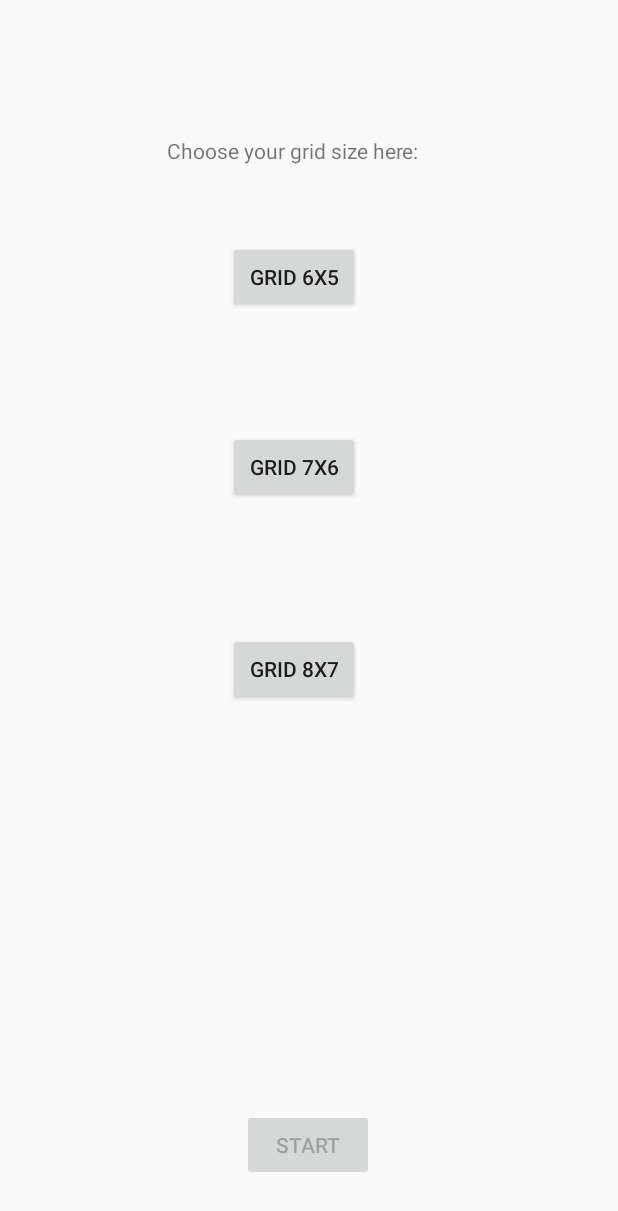
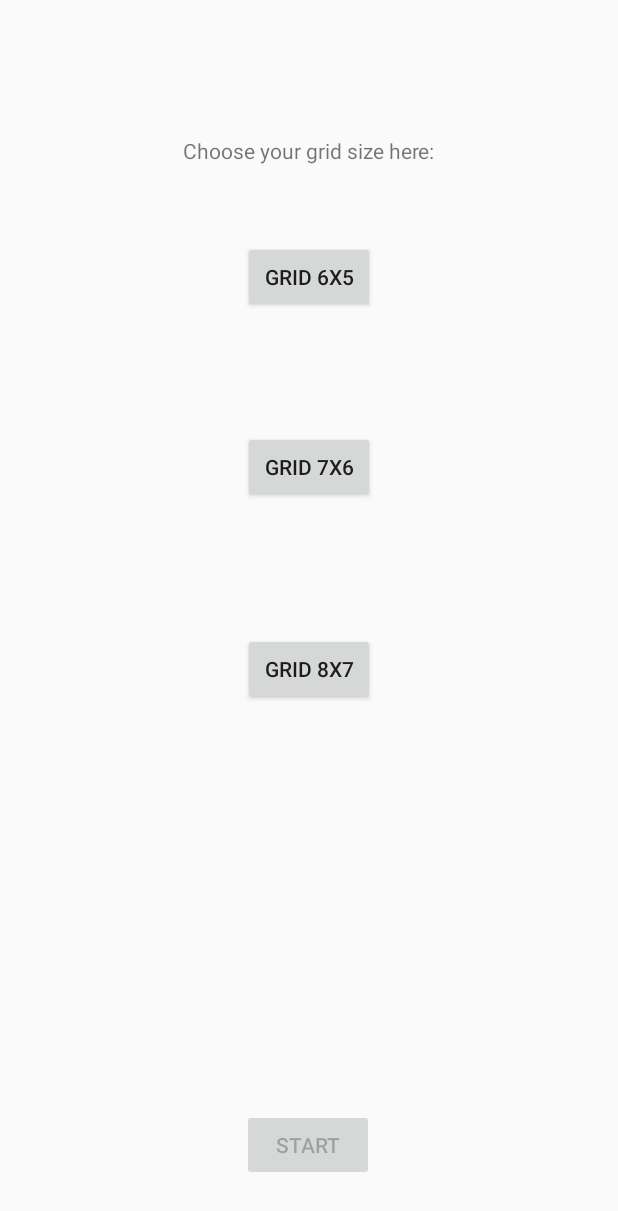
Before and after one commit to darren2581/Mad_Assignment_1, an Android app: the GridSize screen opened directly, with no data from a screen before it, on a phone screen of 412 x 824 dp. Shown: the top 1211 px of the screen. Run offline under Robolectric (Android 15) with nearby library versions, the phone set to English and light mode, and no system bars.

Commit message:
Update Overall layout

```diff
--- a/app/src/main/res/layout/activity_grid_size.xml
+++ b/app/src/main/res/layout/activity_grid_size.xml
@@ -12,7 +12,6 @@
         android:text="Grid 6x5"
         app:layout_constraintBottom_toBottomOf="parent"
         app:layout_constraintEnd_toEndOf="parent"
-        app:layout_constraintHorizontal_bias="0.47"
         app:layout_constraintStart_toStartOf="parent"
         app:layout_constraintTop_toTopOf="parent"
         app:layout_constraintVertical_bias="0.207" />
@@ -24,7 +23,6 @@
         android:text="Grid 7x6"
         app:layout_constraintBottom_toBottomOf="parent"
         app:layout_constraintEnd_toEndOf="parent"
-        app:layout_constraintHorizontal_bias="0.47"
         app:layout_constraintStart_toStartOf="parent"
         app:layout_constraintTop_toTopOf="parent"
         app:layout_constraintVertical_bias="0.37" />
@@ -36,7 +34,6 @@
         android:text="Choose your grid size here:"
         app:layout_constraintBottom_toBottomOf="parent"
         app:layout_constraintEnd_toEndOf="parent"
-        app:layout_constraintHorizontal_bias="0.456"
         app:layout_constraintStart_toStartOf="parent"
         app:layout_constraintTop_toTopOf="parent"
         app:layout_constraintVertical_bias="0.113" />
@@ -48,7 +45,6 @@
         android:text="Grid 8x7"
         app:layout_constraintBottom_toBottomOf="parent"
         app:layout_constraintEnd_toEndOf="parent"
-        app:layout_constraintHorizontal_bias="0.47"
         app:layout_constraintStart_toStartOf="parent"
         app:layout_constraintTop_toTopOf="parent"
         app:layout_constraintVertical_bias="0.544" />
--- a/app/src/main/res/layout/activity_wins.xml
+++ b/app/src/main/res/layout/activity_wins.xml
@@ -12,7 +12,7 @@
         android:id="@+id/winner"
         android:layout_width="wrap_content"
         android:layout_height="wrap_content"
-        android:layout_marginTop="30dp"
+        android:layout_marginTop="5dp"
         android:text="Player 1 WON!!!"
         android:textSize="35dp"
         app:layout_constraintEnd_toEndOf="parent"
@@ -24,7 +24,7 @@
         android:id="@+id/winnerAvatar"
         android:layout_width="200dp"
         android:layout_height="200dp"
-        android:layout_marginTop="50dp"
+        android:layout_marginTop="35dp"
         android:src="@drawable/a1"
         app:layout_constraintEnd_toEndOf="parent"
         app:layout_constraintStart_toStartOf="parent"
@@ -35,7 +35,7 @@
         android:id="@+id/btnPlayAgain"
         android:layout_width="wrap_content"
         android:layout_height="wrap_content"
-        android:layout_marginTop="30dp"
+        android:layout_marginTop="10dp"
         android:text="Play Again"
         app:layout_constraintEnd_toEndOf="parent"
         app:layout_constraintStart_toStartOf="parent"
--- a/app/src/main/res/layout/fragment_statistics.xml
+++ b/app/src/main/res/layout/fragment_statistics.xml
@@ -13,8 +13,8 @@
         android:layout_marginTop="10dp"
         android:text="played"
         android:textSize="20dp"
-        app:layout_constraintEnd_toStartOf="@+id/twoWin"
-        app:layout_constraintStart_toEndOf="@+id/oneLose"
+        app:layout_constraintEnd_toEndOf="parent"
+        app:layout_constraintStart_toStartOf="parent"
         app:layout_constraintTop_toBottomOf="@+id/vs" />
 
     <TextView
```
